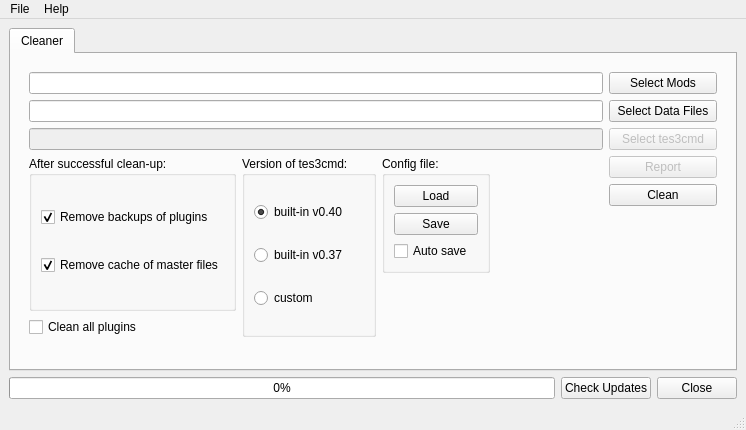
Above: moht/ui/qtgui.ui from emcek/modhelpertool before the change. Below: the same form after it.
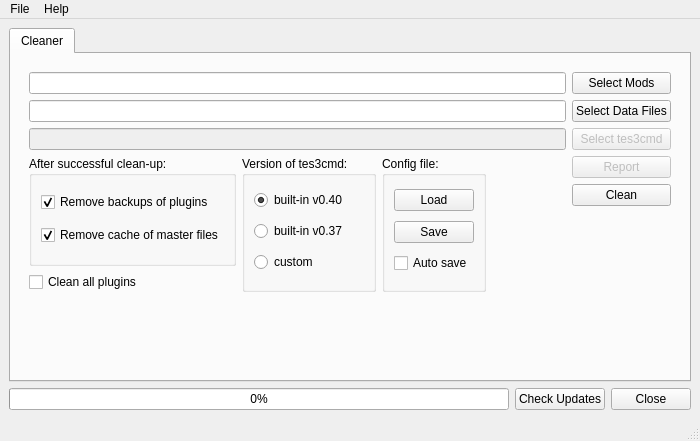
That is the form after the change. Icons and pictures are not drawn.

What changed in the file:
```diff
--- a/moht/ui/qtgui.ui
+++ b/moht/ui/qtgui.ui
@@ -6,14 +6,20 @@
    <rect>
     <x>0</x>
     <y>0</y>
-    <width>746</width>
-    <height>430</height>
+    <width>700</width>
+    <height>441</height>
    </rect>
   </property>
+  <property name="sizePolicy">
+   <sizepolicy hsizetype="Preferred" vsizetype="Preferred">
+    <horstretch>0</horstretch>
+    <verstretch>0</verstretch>
+   </sizepolicy>
+  </property>
   <property name="minimumSize">
    <size>
-    <width>420</width>
-    <height>300</height>
+    <width>660</width>
+    <height>350</height>
    </size>
   </property>
   <property name="windowTitle">
@@ -134,19 +140,6 @@
               </property>
              </widget>
             </item>
-            <item row="8" column="2" colspan="3">
-             <spacer name="horizontalSpacer">
-              <property name="orientation">
-               <enum>Qt::Horizontal</enum>
-              </property>
-              <property name="sizeHint" stdset="0">
-               <size>
-                <width>235</width>
-                <height>38</height>
-               </size>
-              </property>
-             </spacer>
-            </item>
             <item row="0" column="4">
              <widget class="QPushButton" name="pb_mods_dir">
               <property name="toolTip">
@@ -157,36 +150,6 @@
               </property>
              </widget>
             </item>
-            <item row="5" column="2" rowspan="3">
-             <widget class="QGroupBox" name="groupBox_3">
-              <property name="title">
-               <string>Config file:</string>
-              </property>
-              <layout class="QVBoxLayout" name="verticalLayout_3">
-               <item>
-                <widget class="QPushButton" name="pb_load">
-                 <property name="text">
-                  <string>Load</string>
-                 </property>
-                </widget>
-               </item>
-               <item>
-                <widget class="QPushButton" name="pb_save">
-                 <property name="text">
-                  <string>Save</string>
-                 </property>
-                </widget>
-               </item>
-               <item>
-                <widget class="QCheckBox" name="cb_auto_save">
-                 <property name="text">
-                  <string>Auto save</string>
-                 </property>
-                </widget>
-               </item>
-              </layout>
-             </widget>
-            </item>
             <item row="5" column="4">
              <widget class="QPushButton" name="pb_report">
               <property name="enabled">
@@ -250,6 +213,49 @@
               </layout>
              </widget>
             </item>
+            <item row="8" column="3" colspan="2">
+             <spacer name="horizontalSpacer">
+              <property name="orientation">
+               <enum>Qt::Horizontal</enum>
+              </property>
+              <property name="sizeHint" stdset="0">
+               <size>
+                <width>235</width>
+                <height>38</height>
+               </size>
+              </property>
+             </spacer>
+            </item>
+            <item row="5" column="2" rowspan="5">
+             <widget class="QGroupBox" name="groupBox_3">
+              <property name="title">
+               <string>Config file:</string>
+              </property>
+              <layout class="QVBoxLayout" name="verticalLayout_3">
+               <item>
+                <widget class="QPushButton" name="pb_load">
+                 <property name="text">
+                  <string>Load</string>
+                 </property>
+                </widget>
+               </item>
+               <item>
+                <widget class="QPushButton" name="pb_save">
+                 <property name="text">
+                  <string>Save</string>
+                 </property>
+                </widget>
+               </item>
+               <item>
+                <widget class="QCheckBox" name="cb_auto_save">
+                 <property name="text">
+                  <string>Auto save</string>
+                 </property>
+                </widget>
+               </item>
+              </layout>
+             </widget>
+            </item>
            </layout>
           </widget>
           <widget class="QWidget" name="page_report">
@@ -308,7 +314,7 @@
     <rect>
      <x>0</x>
      <y>0</y>
-     <width>746</width>
+     <width>700</width>
      <height>27</height>
     </rect>
    </property>
```
